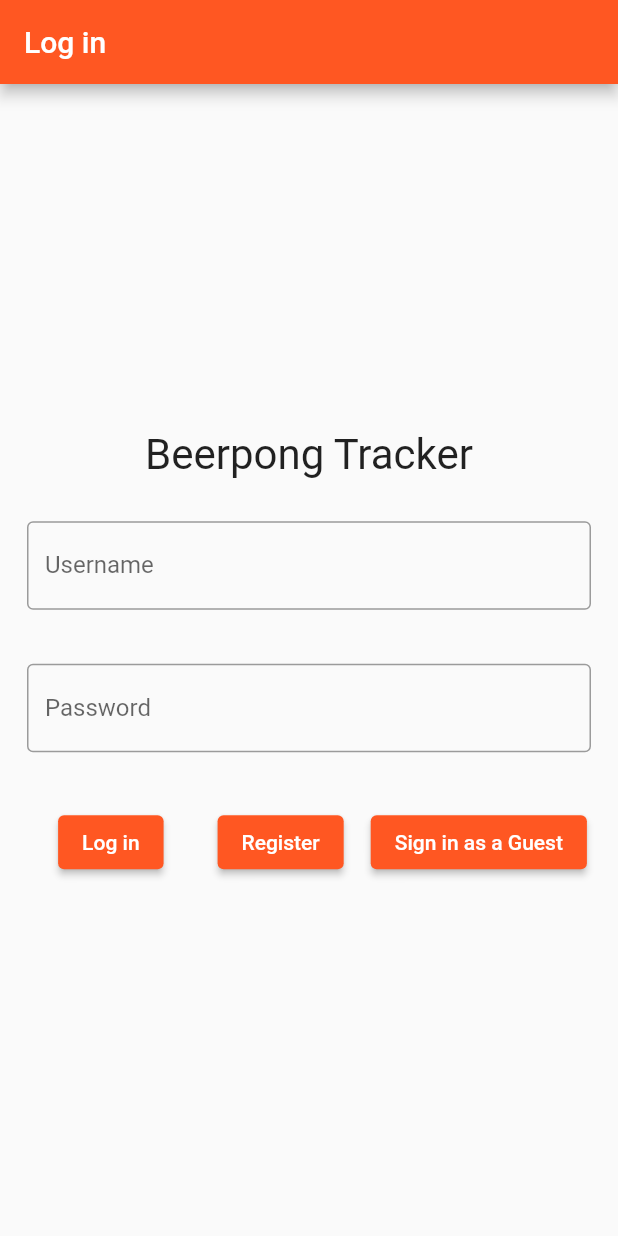
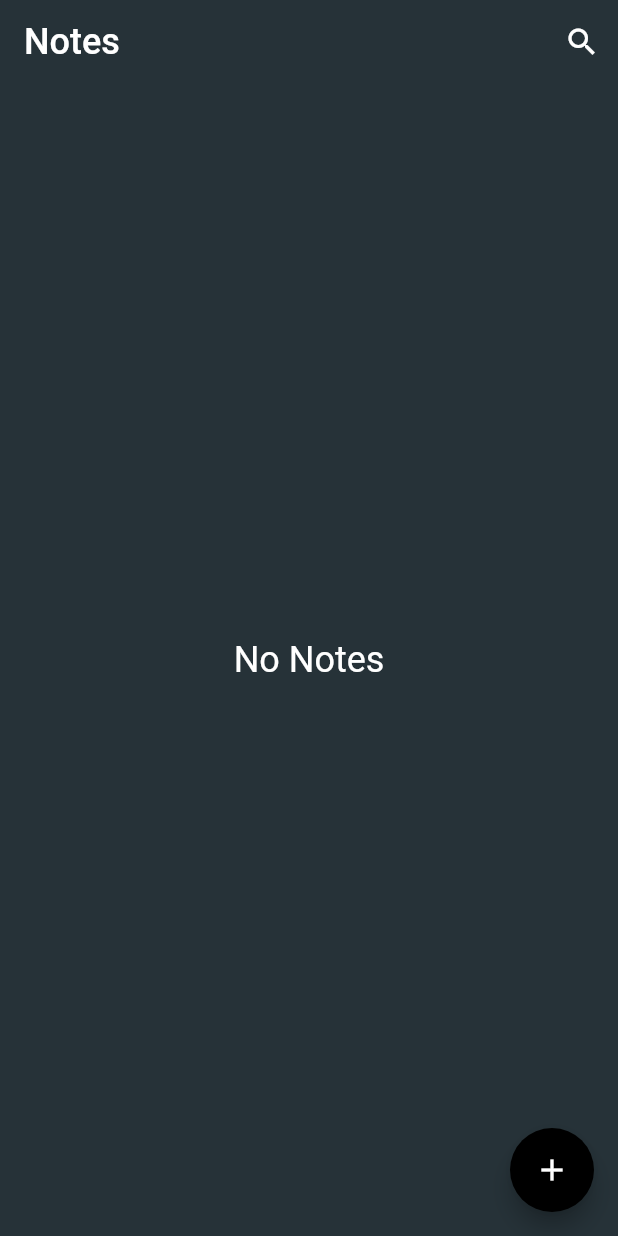
Before and after one commit to tamasb99/BPTracker, a Flutter app: the screen it shows after launch, on a phone screen of 412 x 824 dp. Run offline on Flutter 3.47's test engine with Material 2 defaults, Android fonts, the phone set to English and light mode, and no system bars; our stand-ins replace sqflite; accounts and stored records are empty.

Commit message:
Create example database

```diff
--- a/lib/main.dart
+++ b/lib/main.dart
@@ -2,25 +2,42 @@
 // Use of this source code is governed by a BSD-style license that can be
 // found in the LICENSE file.
 
+import 'package:bptracker_sqlite/page/notes_page.dart';
 import 'package:flutter/material.dart';
 import './beerpontext.dart';
 import './loginscreen.dart';
 import './buttons.dart';
+import 'package:flutter/services.dart';
+import 'package:bptracker_sqlite/page/notes_page.dart';
 
 
 void main() async
 {
+  WidgetsFlutterBinding.ensureInitialized();
+  await SystemChrome.setPreferredOrientations([
+    DeviceOrientation.portraitUp,
+    DeviceOrientation.portraitDown,
+  ]);
   runApp(MyApp());
 }
 
 class MyApp extends StatelessWidget {
+
+  static final String title = 'Notes SQLite';
+
   @override
-  Widget build(BuildContext context) {
-    return MaterialApp(
-      theme: ThemeData(
-        primarySwatch: Colors.deepOrange,
+  Widget build(BuildContext context) => MaterialApp(
+    debugShowCheckedModeBanner: false,
+    title: title,
+    themeMode: ThemeMode.dark,
+    theme: ThemeData(
+      primaryColor: Colors.black,
+      scaffoldBackgroundColor: Colors.blueGrey.shade900,
+      appBarTheme: AppBarTheme(
+        backgroundColor: Colors.transparent,
+        elevation: 0,
       ),
-      home: LoginScreen(),
-    );
-  }
+    ),
+    home: NotesPage(),
+  );
 }
--- /dev/null
+++ b/lib/model/note.dart
@@ -0,0 +1,68 @@
+final String tableNotes = 'notes';
+
+class NoteFields {
+  static final List<String> values = [
+    /// Add all fields
+    id, isImportant, number, title, description, time
+  ];
+
+  static final String id = '_id';
+  static final String isImportant = 'isImportant';
+  static final String number = 'number';
+  static final String title = 'title';
+  static final String description = 'description';
+  static final String time = 'time';
+}
+
+class Note {
+  final int? id;
+  final bool isImportant;
+  final int number;
+  final String title;
+  final String description;
+  final DateTime createdTime;
+
+  const Note({
+    this.id,
+    required this.isImportant,
+    required this.number,
+    required this.title,
+    required this.description,
+    required this.createdTime,
+  });
+
+  Note copy({
+    int? id,
+    bool? isImportant,
+    int? number,
+    String? title,
+    String? description,
+    DateTime? createdTime,
+  }) =>
+      Note(
+        id: id ?? this.id,
+        isImportant: isImportant ?? this.isImportant,
+        number: number ?? this.number,
+        title: title ?? this.title,
+        description: description ?? this.description,
+        createdTime: createdTime ?? this.createdTime,
+      );
+
+  static Note fromJson(Map<String, Object?> json) => Note(
+    id: json[NoteFields.id] as int?,
+    isImportant: json[NoteFields.isImportant] == 1,
+    number: json[NoteFields.number] as int,
+    title: json[NoteFields.title] as String,
+    description: json[NoteFields.description] as String,
+    createdTime: DateTime.parse(json[NoteFields.time] as String),
+  );
+
+  Map<String, Object?> toJson() => {
+    NoteFields.id: id,
+    NoteFields.title: title,
+    NoteFields.isImportant: isImportant ? 1 : 0,
+    NoteFields.number: number,
+    NoteFields.description: description,
+    NoteFields.time: createdTime.toIso8601String(),
+  };
+}
--- /dev/null
+++ b/lib/page/notes_page.dart
@@ -0,0 +1,94 @@
+import 'package:flutter/material.dart';
+import 'package:flutter_staggered_grid_view/flutter_staggered_grid_view.dart';
+import 'package:bptracker_sqlite/db/notes_database.dart';
+import 'package:bptracker_sqlite/model/note.dart';
+import 'package:bptracker_sqlite/page/edit_note_page.dart';
+import 'package:bptracker_sqlite/page/note_detail_page.dart';
+import 'package:bptracker_sqlite/widget/note_card_widget.dart';
+
+class NotesPage extends StatefulWidget {
+  @override
+  _NotesPageState createState() => _NotesPageState();
+}
+
+class _NotesPageState extends State<NotesPage> {
+  late List<Note> notes;
+  bool isLoading = false;
+
+  @override
+  void initState() {
+    super.initState();
+
+    refreshNotes();
+  }
+
+  @override
+  void dispose() {
+    NotesDatabase.instance.close();
+
+    super.dispose();
+  }
+
+  Future refreshNotes() async {
+    setState(() => isLoading = true);
+
+    this.notes = await NotesDatabase.instance.readAllNotes();
+
+    setState(() => isLoading = false);
+  }
+
+  @override
+  Widget build(BuildContext context) => Scaffold(
+    appBar: AppBar(
+      title: Text(
+        'Notes',
+        style: TextStyle(fontSize: 24),
+      ),
+      actions: [Icon(Icons.search), SizedBox(width: 12)],
+    ),
+    body: Center(
+      child: isLoading
+          ? CircularProgressIndicator()
+          : notes.isEmpty
+          ? Text(
+        'No Notes',
+        style: TextStyle(color: Colors.white, fontSize: 24),
+      )
+          : buildNotes(),
+    ),
+    floatingActionButton: FloatingActionButton(
+      backgroundColor: Colors.black,
+      child: Icon(Icons.add),
+      onPressed: () async {
+        await Navigator.of(context).push(
+          MaterialPageRoute(builder: (context) => AddEditNotePage()),
+        );
+
+        refreshNotes();
+      },
+    ),
+  );
+
+  Widget buildNotes() => StaggeredGridView.countBuilder(
+    padding: EdgeInsets.all(8),
+    itemCount: notes.length,
+    staggeredTileBuilder: (index) => StaggeredTile.fit(2),
+    crossAxisCount: 4,
+    mainAxisSpacing: 4,
+    crossAxisSpacing: 4,
+    itemBuilder: (context, index) {
+      final note = notes[index];
+
+      return GestureDetector(
+        onTap: () async {
+          await Navigator.of(context).push(MaterialPageRoute(
+            builder: (context) => NoteDetailPage(noteId: note.id!),
+          ));
+
+          refreshNotes();
+        },
+        child: NoteCardWidget(note: note, index: index),
+      );
+    },
+  );
+}
--- a/pubspec.yaml
+++ b/pubspec.yaml
@@ -34,7 +34,9 @@
   # The following adds the Cupertino Icons font to your application.
   # Use with the CupertinoIcons class for iOS style icons.
   cupertino_icons: ^1.0.2
-
+  sqflite: ^2.0.1
+  intl: ^0.17.0
+  flutter_staggered_grid_view: ^0.4.1
 
 dev_dependencies:
   flutter_test:
```
Also changed, not shown: lib/db/notes_database.dart (added, +114 -0 lines), lib/page/edit_note_page.dart (added, +110 -0 lines), lib/page/note_detail_page.dart (added, +93 -0 lines), lib/widget/note_card_widget.dart (added, +74 -0 lines), lib/widget/note_form_widget.dart (added, +90 -0 lines), pubspec.lock.
